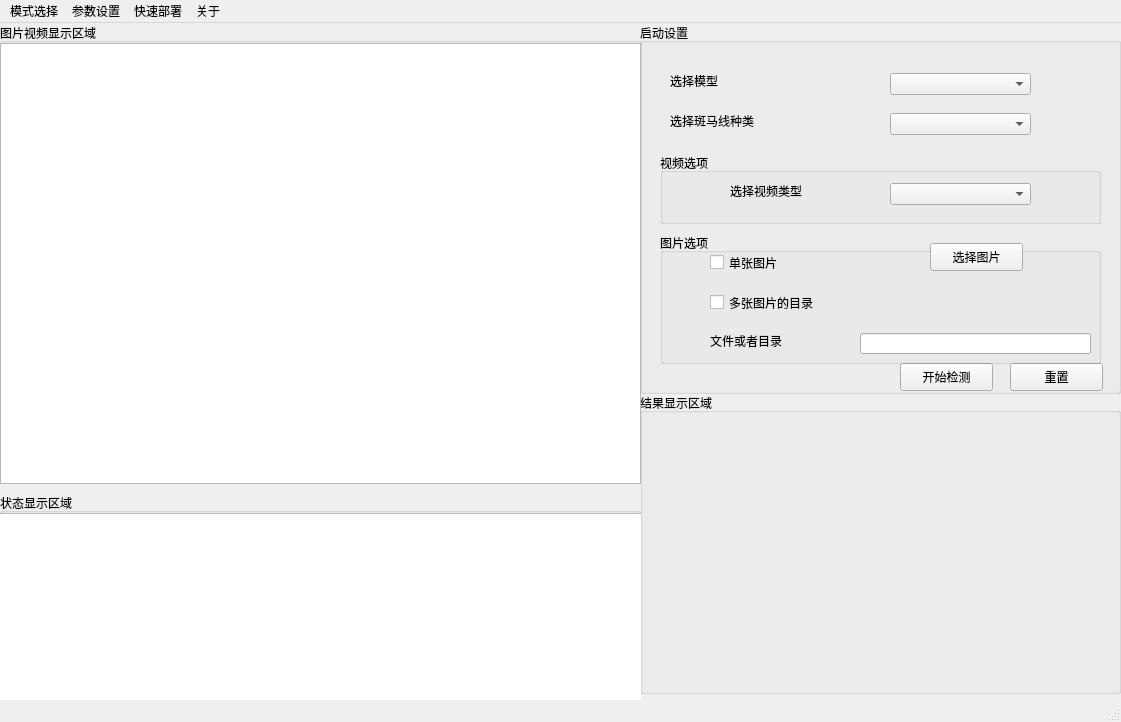
The window that ui/designer_ui/MainWindow.ui (wendyltan/ZebraCrossDensityDetector) describes before a commit, drawn with Qt 5.
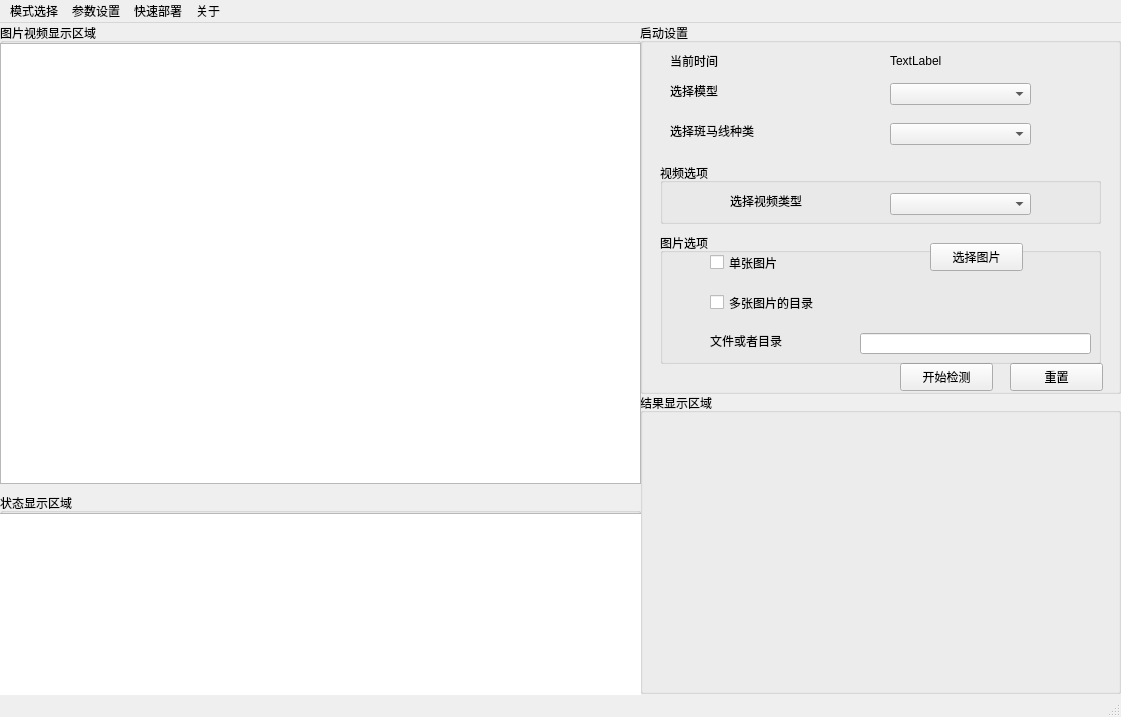
The same window after the commit.

Diff of the .ui file:
```diff
--- a/ui/designer_ui/MainWindow.ui
+++ b/ui/designer_ui/MainWindow.ui
@@ -7,7 +7,7 @@
     <x>0</x>
     <y>0</y>
     <width>1121</width>
-    <height>722</height>
+    <height>717</height>
    </rect>
   </property>
   <property name="windowTitle">
@@ -79,7 +79,7 @@
      <property name="geometry">
       <rect>
        <x>30</x>
-       <y>50</y>
+       <y>60</y>
        <width>72</width>
        <height>15</height>
       </rect>
@@ -92,7 +92,7 @@
      <property name="geometry">
       <rect>
        <x>250</x>
-       <y>50</y>
+       <y>60</y>
        <width>141</width>
        <height>22</height>
       </rect>
@@ -102,7 +102,7 @@
      <property name="geometry">
       <rect>
        <x>30</x>
-       <y>90</y>
+       <y>100</y>
        <width>111</width>
        <height>16</height>
       </rect>
@@ -115,7 +115,7 @@
      <property name="geometry">
       <rect>
        <x>250</x>
-       <y>90</y>
+       <y>100</y>
        <width>141</width>
        <height>22</height>
       </rect>
@@ -125,9 +125,9 @@
      <property name="geometry">
       <rect>
        <x>20</x>
-       <y>130</y>
+       <y>140</y>
        <width>441</width>
-       <height>71</height>
+       <height>61</height>
       </rect>
      </property>
      <property name="title">
@@ -232,6 +232,32 @@
       </property>
      </widget>
     </widget>
+    <widget class="QLabel" name="label_5">
+     <property name="geometry">
+      <rect>
+       <x>30</x>
+       <y>30</y>
+       <width>72</width>
+       <height>15</height>
+      </rect>
+     </property>
+     <property name="text">
+      <string>当前时间</string>
+     </property>
+    </widget>
+    <widget class="QLabel" name="timeLabel">
+     <property name="geometry">
+      <rect>
+       <x>250</x>
+       <y>30</y>
+       <width>141</width>
+       <height>16</height>
+      </rect>
+     </property>
+     <property name="text">
+      <string>TextLabel</string>
+     </property>
+    </widget>
    </widget>
    <widget class="QGroupBox" name="resultArea">
     <property name="geometry">
```
